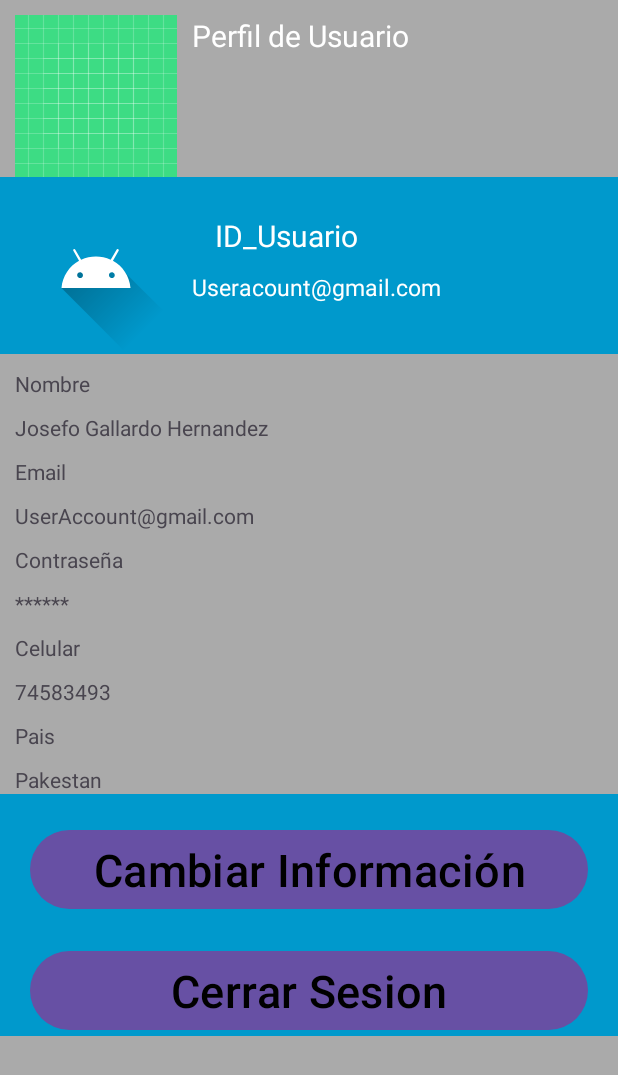
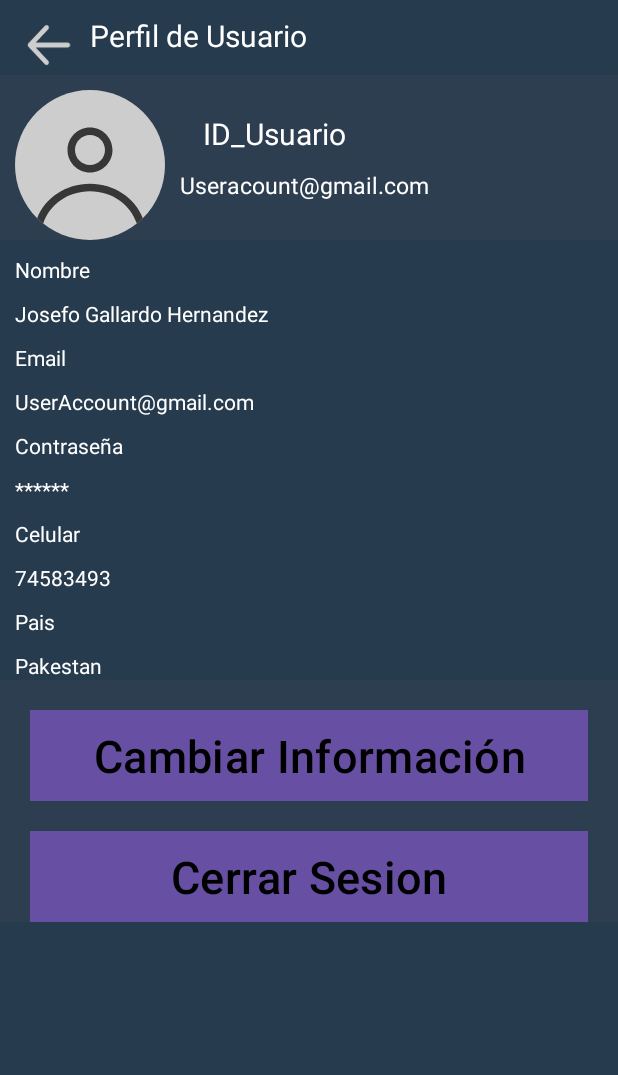
Before and after one commit to Abner0810/Ponchos_Rojos, an Android app: the layout perfin_main.xml on its own in the app's theme, with its tools: preview values and no code run, on a phone screen of 412 x 824 dp. Shown: the top 1075 px of the screen. Run offline under Robolectric (Android 15) with nearby library versions, the phone set to English and light mode, and no system bars.

Commit message:
Initial Commit

```diff
--- /dev/null
+++ b/app/src/main/res/drawable/generic_avatar.xml
@@ -0,0 +1,16 @@
+<vector xmlns:android="http://schemas.android.com/apk/res/android"
+    android:width="244dp"
+    android:height="244dp"
+    android:viewportWidth="244"
+    android:viewportHeight="244">
+  <path
+      android:pathData="M122,0L122,0A122,122 0,0 1,244 122L244,122A122,122 0,0 1,122 244L122,244A122,122 0,0 1,0 122L0,122A122,122 0,0 1,122 0z"
+      android:fillColor="#CDCDCD"/>
+  <path
+      android:pathData="M158.6,97.6C158.6,117.81 142.21,134.2 122,134.2C101.79,134.2 85.4,117.81 85.4,97.6C85.4,77.39 101.79,61 122,61C142.21,61 158.6,77.39 158.6,97.6ZM146.4,97.6C146.4,111.08 135.48,122 122,122C108.53,122 97.6,111.08 97.6,97.6C97.6,84.12 108.53,73.2 122,73.2C135.48,73.2 146.4,84.12 146.4,97.6Z"
+      android:fillColor="#373737"
+      android:fillType="evenOdd"/>
+  <path
+      android:pathData="M122,152.5C82.51,152.5 48.86,175.85 36.04,208.57C39.16,211.67 42.45,214.6 45.89,217.36C55.44,187.32 85.38,164.7 122,164.7C158.62,164.7 188.57,187.32 198.11,217.36C201.55,214.6 204.84,211.67 207.96,208.57C195.15,175.85 161.49,152.5 122,152.5Z"
+      android:fillColor="#373737"/>
+</vector>
--- /dev/null
+++ b/app/src/main/res/drawable/left_arrow_svgrepo_com_1__1_.xml
@@ -0,0 +1,10 @@
+<vector xmlns:android="http://schemas.android.com/apk/res/android"
+    android:width="129dp"
+    android:height="137dp"
+    android:viewportWidth="129"
+    android:viewportHeight="137">
+  <path
+      android:pathData="M71.8,24.67C73.9,26.9 73.9,30.52 71.8,32.74L43.35,62.96H116.38C119.34,62.96 121.75,65.51 121.75,68.67C121.75,71.82 119.34,74.38 116.38,74.38H43.35L71.8,104.59C73.9,106.82 73.9,110.43 71.8,112.66C69.7,114.89 66.3,114.89 64.2,112.66L26.57,72.7C25.57,71.63 25,70.18 25,68.67C25,67.15 25.57,65.7 26.57,64.63L64.2,24.67C66.3,22.44 69.7,22.44 71.8,24.67Z"
+      android:fillColor="#CDCDCD"
+      android:fillType="evenOdd"/>
+</vector>
--- a/app/src/main/res/layout/perfin_main.xml
+++ b/app/src/main/res/layout/perfin_main.xml
@@ -5,16 +5,15 @@
     android:id="@+id/main"
     android:layout_width="match_parent"
     android:layout_height="match_parent"
-    android:background="@android:color/darker_gray"
+    android:background="@color/deepBlue"
     tools:context=".MainActivity">
-
     <ImageView
         android:id="@+id/flecha"
-        android:layout_width="wrap_content"
-        android:layout_height="wrap_content"
+        android:layout_width="40dp"
+        android:layout_height="40dp"
         app:layout_constraintTop_toTopOf="parent"
         app:layout_constraintStart_toStartOf="parent"
-        android:src="@drawable/ic_launcher_background"
+        android:src="@drawable/left_arrow_svgrepo_com_1__1_"
         android:layout_margin="10dp"
         ></ImageView>
 
@@ -39,17 +38,17 @@
         app:layout_constraintTop_toBottomOf="@id/flecha"
         app:layout_constraintStart_toStartOf="parent"
         app:layout_constraintEnd_toEndOf="parent"
-        android:background="@android:color/holo_blue_dark"
+        android:background="@color/azul_oscuro"
         >
 
         <ImageView
             android:id="@+id/perfil"
-            android:layout_width="wrap_content"
-            android:layout_height="wrap_content"
+            android:layout_width="100dp"
+            android:layout_height="100dp"
             app:layout_constraintTop_toTopOf="parent"
             app:layout_constraintStart_toStartOf="parent"
             android:layout_margin="10dp"
-            android:src="@drawable/ic_launcher_foreground"
+            android:src="@drawable/generic_avatar"
             >
         </ImageView>
         <TextView
@@ -83,6 +82,7 @@
         android:layout_height="wrap_content"
         app:layout_constraintTop_toBottomOf="@+id/fondo"
         android:text="Nombre"
+        android:textColor="@color/white"
         android:layout_margin="10dp"
         ></TextView>
     <TextView
@@ -91,6 +91,7 @@
         android:layout_height="wrap_content"
         app:layout_constraintTop_toBottomOf="@+id/Nombre"
         android:text="Josefo Gallardo Hernandez"
+        android:textColor="@color/white"
         android:layout_margin="10dp"
         ></TextView>
 
@@ -100,6 +101,7 @@
         android:layout_height="wrap_content"
         app:layout_constraintTop_toBottomOf="@+id/Nombre1"
         android:text="Email"
+        android:textColor="@color/white"
         android:layout_margin="10dp"
         ></TextView>
     <TextView
@@ -108,6 +110,7 @@
         android:layout_height="wrap_content"
         app:layout_constraintTop_toBottomOf="@+id/Email"
         android:text="UserAccount@gmail.com"
+        android:textColor="@color/white"
         android:layout_margin="10dp"
         ></TextView>
 
@@ -117,6 +120,7 @@
         android:layout_height="wrap_content"
         app:layout_constraintTop_toBottomOf="@+id/Email1"
         android:text="Contraseña"
+        android:textColor="@color/white"
         android:layout_margin="10dp"
         ></TextView>
     <TextView
@@ -125,6 +129,7 @@
         android:layout_height="wrap_content"
         app:layout_constraintTop_toBottomOf="@+id/Password"
         android:text="******"
+        android:textColor="@color/white"
         android:layout_margin="10dp"
         ></TextView>
 
@@ -134,6 +139,7 @@
         android:layout_height="wrap_content"
         app:layout_constraintTop_toBottomOf="@+id/Password1"
         android:text="Celular"
+        android:textColor="@color/white"
         android:layout_margin="10dp"
         ></TextView>
     <TextView
@@ -142,6 +148,7 @@
         android:layout_height="wrap_content"
         app:layout_constraintTop_toBottomOf="@+id/Celular"
         android:text="74583493"
+        android:textColor="@color/white"
         android:layout_margin="10dp"
         ></TextView>
 
@@ -151,6 +158,7 @@
         android:layout_height="wrap_content"
         app:layout_constraintTop_toBottomOf="@+id/Celular1"
         android:text="Pais"
+        android:textColor="@color/white"
         android:layout_margin="10dp"
         ></TextView>
     <TextView
@@ -159,6 +167,7 @@
         android:layout_height="wrap_content"
         app:layout_constraintTop_toBottomOf="@+id/Pais"
         android:text="Pakestan"
+        android:textColor="@color/white"
         android:layout_margin="10dp"
         ></TextView>
 
@@ -167,7 +176,7 @@
         android:layout_width="match_parent"
         android:layout_height="wrap_content"
         app:layout_constraintTop_toBottomOf="@id/Pais1"
-        android:background="@android:color/holo_blue_dark"
+        android:background="@color/azul_oscuro"
         >
         <Button
             android:id="@+id/boton"
@@ -177,6 +186,7 @@
             android:text="Cambiar Información"
             android:textSize="30dp"
             android:textColor="@color/black"
+            android:background="@color/grayWhite"
             app:layout_constraintTop_toTopOf="@id/fondo1"
             ></Button>
 
@@ -188,10 +198,9 @@
             android:text="Cerrar Sesion"
             android:textSize="30dp"
             android:textColor="@color/black"
+            android:background="@color/grayWhite"
             app:layout_constraintTop_toBottomOf="@id/boton"
 
             ></Button>
-
-
     </androidx.constraintlayout.widget.ConstraintLayout>
 </androidx.constraintlayout.widget.ConstraintLayout>
--- a/app/src/main/res/values/colors.xml
+++ b/app/src/main/res/values/colors.xml
@@ -2,4 +2,10 @@
 <resources>
     <color name="black">#FF000000</color>
     <color name="white">#FFFFFFFF</color>
+    <color name="grayBlue">#272A36</color>
+    <color name="deepBlue">#273B4E</color>
+    <color name="grayWhite">#CDCDCD</color>
+    <color name="skyBlue">#00AEFF</color>
+    <color name="azul_oscuro">#2C3E50</color>
+    <color name="gris_claro">#D9D9D9</color>
 </resources>
```
Also changed, not shown: app/src/main/res/drawable/group_73.xml (added, +16 -0 lines), app/src/main/res/layout/crear_cuenta.xml (+12 -5 lines), app/src/main/res/layout/perfin.xml (+14 -11 lines).
